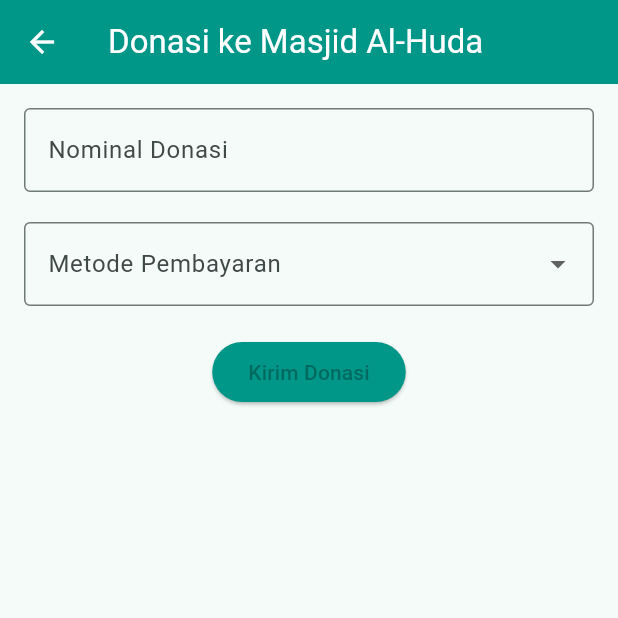
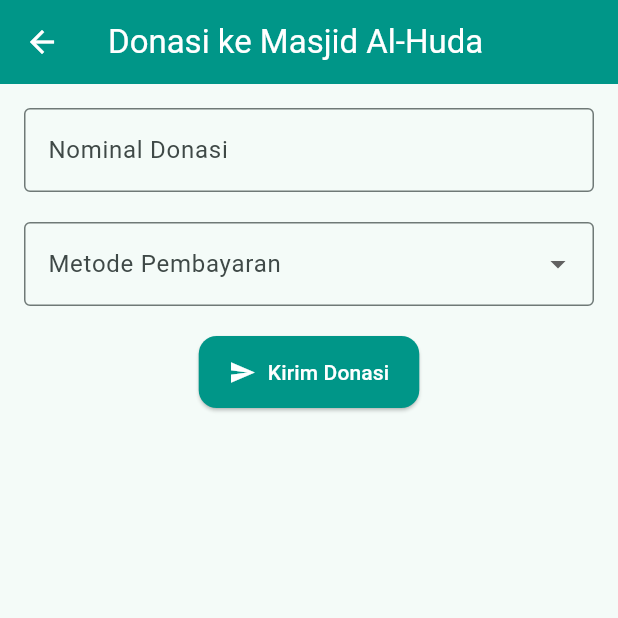
Before and after one commit to Finagit/pinadonasi, a Flutter app: the screen it shows after launch, after a tap on "Donasi Sekarang", on a phone screen of 412 x 824 dp, the top half of it. Run offline on Flutter 3.47's test engine with Material 3 defaults, Android fonts, the phone set to English and light mode, and no system bars; our stand-ins replace flutter_local_notifications.

Commit message:
menambahkan donasi

```diff
--- a/lib/donation_card.dart
+++ b/lib/donation_card.dart
@@ -24,7 +24,37 @@ class DonationCard extends StatelessWidget {
       child: Column(
         crossAxisAlignment: CrossAxisAlignment.start,
         children: [
-          Image.asset(imagePath, height: 180, width: double.infinity, fit: BoxFit.cover),
+          Stack(
+            children: [
+              // Background image
+              ClipRRect(
+                borderRadius: const BorderRadius.only(
+                  topLeft: Radius.circular(16),
+                  topRight: Radius.circular(16),
+                ),
+                child: Image.asset(
+                  'assets/images/background_texture.jpg', // background image
+                  height: 180,
+                  width: double.infinity,
+                  fit: BoxFit.cover,
+                ),
+              ),
+              // Foreground (gambar utama lembaga donasi)
+              ClipRRect(
+                borderRadius: const BorderRadius.only(
+                  topLeft: Radius.circular(16),
+                  topRight: Radius.circular(16),
+                ),
+                child: Image.asset(
+                  imagePath, // gambar masjid/yayasan
+                  height: 180,
+                  width: double.infinity,
+                  fit: BoxFit.cover,
+                ),
+              ),
+            ],
+          ),
+
           Padding(
             padding: const EdgeInsets.all(16),
             child: Column(
--- a/lib/donation_page.dart
+++ b/lib/donation_page.dart
@@ -1,4 +1,5 @@
 import 'package:flutter/material.dart';
+import 'donation_detail_page.dart';
 
 class DonationPage extends StatefulWidget {
   final String name;
@@ -59,8 +60,15 @@ class _DonationPageState extends State<DonationPage> {
                   labelText: "Nominal Donasi",
                   border: OutlineInputBorder(),
                 ),
-                validator: (value) =>
-                    value!.isEmpty ? "Masukkan nominal" : null,
+                validator: (value) {
+                  if (value == null || value.isEmpty) {
+                    return "Masukkan nominal donasi";
+                  }
+                  if (int.tryParse(value) == null) {
+                    return "Masukkan angka yang valid";
+                  }
+                  return null;
+                },
               ),
               const SizedBox(height: 20),
               DropdownButtonFormField<String>(
@@ -78,21 +86,35 @@ class _DonationPageState extends State<DonationPage> {
                     child: Text("E-Wallet"),
                   ),
                   DropdownMenuItem(
+                    value: "DANA",
+                    child: Text("DANA")
+                  ),
+                  DropdownMenuItem(
                     value: "QRIS",
                     child: Text("QRIS"),
                   ),
                 ],
-                onChanged: (value) => setState(() => _metodePembayaran = value),
+                onChanged: (value) {
+                  setState(() {
+                    _metodePembayaran = value;
+                  });
+                },
                 validator: (value) =>
                     value == null ? "Pilih metode pembayaran" : null,
               ),
-              const SizedBox(height: 20),
-              ElevatedButton(
+               const SizedBox(height: 20),
+              ElevatedButton.icon(
                 onPressed: _submitDonasi,
+                icon: const Icon(Icons.send),
+                label: const Text("Kirim Donasi"),
                 style: ElevatedButton.styleFrom(
                   backgroundColor: Colors.teal,
+                  foregroundColor: Colors.white,
+                  padding: const EdgeInsets.symmetric(vertical: 14, horizontal: 20),
+                  shape: RoundedRectangleBorder(
+                    borderRadius: BorderRadius.circular(12),
+                  ),
                 ),
-                child: const Text("Kirim Donasi"),
               )
             ],
           ),
--- a/pubspec.yaml
+++ b/pubspec.yaml
@@ -26,3 +26,7 @@ flutter:
     - assets/images/masjid_alhuda.jpg
     - assets/images/yayasan_yatim.jpg
     - assets/images/masjid_alfalah.jpg
+    - assets/images/background.jpg
+    - assets/images/panti_asuhan_alfalah.jpg
+    - assets/images/yayasan_nurul_hikmah.jpg
+    - assets/images/panti_asuhan_alfalah.jpg
```
Also changed, not shown: lib/donasi_detail_page.dart (deleted, +0 -71 lines), lib/donation_detail_page.dart (added, +106 -0 lines), lib/home_page.dart (+61 -50 lines), lib/main.dart (+16 -1 lines), assets/images/background.jpg (added), assets/images/panti_asuhan_alfalah.jpg (added), assets/images/yayasan_nurul_hikmah.webp (added), 1 other file.
